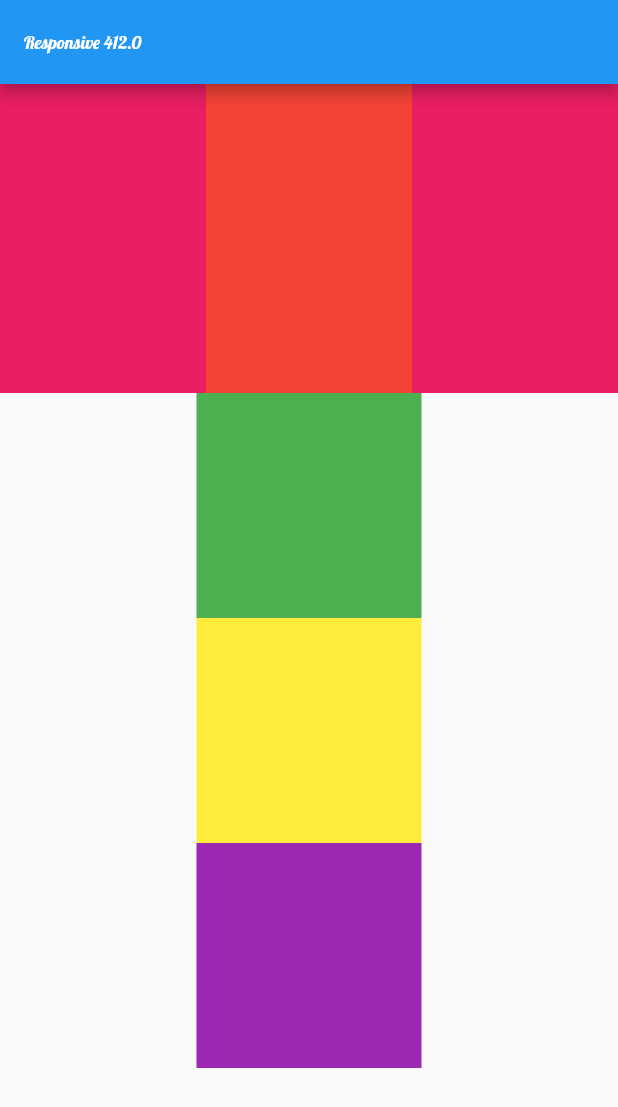
After one commit to jpmehedi/ict-flutter-batch-6, a Flutter app: the screen it shows after launch, on a phone screen of 412 x 824 dp. The commit adds this screen. Shown: the top 1107 px of the screen. Run offline on Flutter 3.47's test engine with Material 2 defaults, Android fonts, the phone set to English and light mode, and no system bars.

Commit message:
Responsive

```diff
--- a/lib/main.dart
+++ b/lib/main.dart
@@ -1,4 +1,5 @@
 
+import 'package:demo_project/responsive_screen.dart';
 import 'package:demo_project/screen_one.dart';
 import 'package:demo_project/screen_three.dart';
 import 'package:demo_project/screen_two.dart';
@@ -25,6 +26,7 @@ void main() {
           color: Colors.purple
         )
       ),
+
       darkTheme: ThemeData(
         primaryColor: Colors.black,
         brightness: Brightness.dark,
@@ -41,9 +43,12 @@ void main() {
           color: Colors.white
         )
       ),
-      themeMode: ThemeMode.dark,
-      initialRoute: ScreenOne.path,
+
+      themeMode: ThemeMode.light,
+      initialRoute: ResponsiveScreen.path,
       routes: {
+
+        ResponsiveScreen.path : (ctx)=> ResponsiveScreen(),
         ScreenOne.path : (ctx)=> ScreenOne(),
         ScreenTwo.path : (ctx)=> ScreenTwo(),
         ScreenThree.path : (ctx)=> ScreenThree(),
--- /dev/null
+++ b/lib/responsive_screen.dart
@@ -0,0 +1,103 @@
+import 'package:flutter/material.dart';
+
+class ResponsiveScreen extends StatelessWidget {
+    static const  String path = "ResponsiveScreen";
+  const ResponsiveScreen({ Key? key }) : super(key: key);
+
+  @override
+  Widget build(BuildContext context) {
+    final width = MediaQuery.of(context).size.width;
+    final height = MediaQuery.of(context).size.height;
+
+    return Scaffold(
+      appBar: AppBar(title: Text("Responsive $width"),),
+      body: SingleChildScrollView(
+        scrollDirection: Axis.vertical,
+        child: Column(
+          children: [
+
+          Row(
+              children: [
+                Container(
+                  height: width * 0.50,
+                  width: width / 3,
+                  color: Colors.pink,
+                ),
+                Container(
+                  height: width * 0.50,
+                  width: width /3,
+                  color: Colors.red,
+                ),
+                Container(
+                  height: width * 0.50,
+                  width: width/3,
+                  color: Colors.pink,
+                ),
+              ],
+            ),
+          //  Row(
+          //    children: [
+          //      Expanded(
+          //        flex: 2,
+          //        child: Container(
+          //          height: 150,
+          //          color: Colors.pink,
+          //        ),
+          //      ),
+          //      Expanded(
+          //        flex: 6,
+          //        child: Container(
+          //            height: 150,
+          //            color: Colors.red,
+          //          ),
+          //      ),
+          //      Expanded(
+          //        flex: 4,
+          //        child: Container(
+          //            height: 150,
+          //            color: Colors.yellow,
+          //          ),
+          //      ),
+          //    ],
+          //  ),
+            // Row(
+            //   children: [
+            //     Container(
+            //       height: 150,
+            //       width: 150,
+            //       color: Colors.pink,
+            //     ),
+            //     Container(
+            //         height: 150,
+            //         width: 150,
+            //         color: Colors.red,
+            //       ),
+            //     Container(
+            //         height: 150,
+            //         width: 150,
+            //         color: Colors.pink,
+            //       ),
+            //   ],
+            // ),
+            Container(
+              height: 150,
+              width: 150,
+              color: Colors.green,
+            ),
+            Container(
+              height: 150,
+              width: 150,
+              color: Colors.yellow,
+            ),
+            Container(
+              height: 150,
+              width: 150,
+              color: Colors.purple,
+            ),
+
+          ],
+        ),
+      ),
+    );
+  }
+}
```
